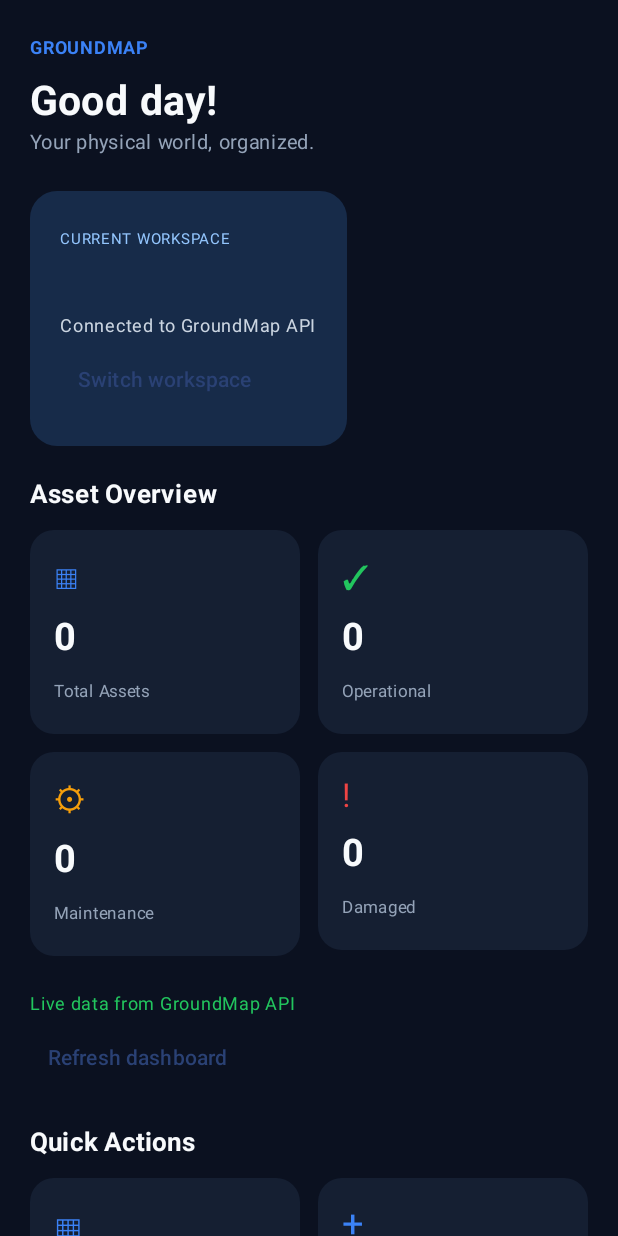
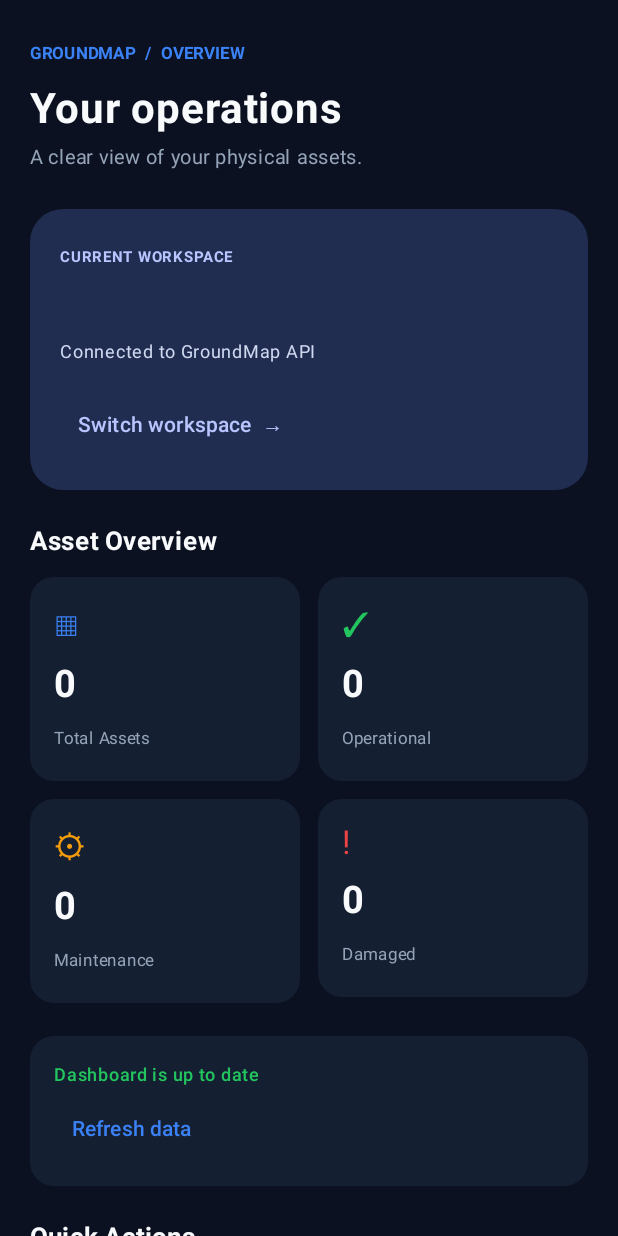
Before and after one commit to vetriventhanc/GroundMap, an Android app built with Jetpack Compose: the composable DashboardScreen called with empty values, on a phone screen of 412 x 824 dp. Run offline under Robolectric (Android 15) with nearby library versions, the phone set to English and light mode, and no system bars; network calls fail.

Commit message:
Redesign home dashboard

```diff
--- a/android/app/src/main/java/com/groundmap/android/MainActivity.kt
+++ b/android/app/src/main/java/com/groundmap/android/MainActivity.kt
@@ -945,45 +945,44 @@ fun DashboardScreen(
     onRefresh: () -> Unit,
     onNavigate: (Int) -> Unit
 ) {
-    val operational = assets.count {
-        it.status == "active"
-    }
-
-    val maintenance = assets.count {
-        it.status == "maintenance"
-    }
-
-    val damaged = assets.count {
-        it.condition == "damaged"
-    }
+    val operational = assets.count { it.status == "active" }
+    val maintenance = assets.count { it.status == "maintenance" }
+    val damaged = assets.count { it.condition == "damaged" }
 
     LazyColumn(
         modifier = modifier
             .fillMaxSize()
             .background(Background),
-        contentPadding = PaddingValues(20.dp),
-        verticalArrangement = Arrangement.spacedBy(20.dp)
+        contentPadding = PaddingValues(
+            start = 20.dp,
+            top = 24.dp,
+            end = 20.dp,
+            bottom = 24.dp
+        ),
+        verticalArrangement = Arrangement.spacedBy(22.dp)
     ) {
         item {
             Column {
                 Text(
-                    "GROUNDMAP",
+                    "GROUNDMAP  /  OVERVIEW",
                     color = Accent,
-                    fontSize = 12.sp,
+                    fontSize = 11.sp,
                     fontWeight = FontWeight.Bold
                 )
 
-                Spacer(Modifier.height(7.dp))
+                Spacer(Modifier.height(8.dp))
 
                 Text(
-                    "Good day!",
+                    "Your operations",
                     color = White,
-                    fontSize = 27.sp,
+                    fontSize = 28.sp,
                     fontWeight = FontWeight.Bold
                 )
 
+                Spacer(Modifier.height(4.dp))
+
                 Text(
-                    "Your physical world, organized.",
+                    "A clear view of your physical assets.",
                     color = Muted,
                     fontSize = 13.sp
                 )
@@ -992,16 +991,22 @@ fun DashboardScreen(
 
         item {
             Card(
+                modifier = Modifier.fillMaxWidth(),
+                shape = RoundedCornerShape(22.dp),
                 colors = CardDefaults.cardColors(
-                    containerColor = Color(0xFF172B49)
-                ),
-                shape = RoundedCornerShape(18.dp)
+                    containerColor = Color(0xFF202D50)
+                )
             ) {
-                Column(Modifier.padding(20.dp)) {
+                Column(
+                    modifier = Modifier
+                        .fillMaxWidth()
+                        .padding(20.dp)
+                ) {
                     Text(
                         "CURRENT WORKSPACE",
-                        color = Color(0xFF93C5FD),
-                        fontSize = 10.sp
+                        color = Color(0xFFB8C5FF),
+                        fontSize = 10.sp,
+                        fontWeight = FontWeight.Bold
                     )
 
                     Spacer(Modifier.height(10.dp))
@@ -1009,126 +1014,168 @@ fun DashboardScreen(
                     Text(
                         workspaceName,
                         color = White,
-                        fontSize = 20.sp,
+                        fontSize = 21.sp,
                         fontWeight = FontWeight.Bold
                     )
 
+                    Spacer(Modifier.height(5.dp))
+
                     Text(
                         "Connected to GroundMap API",
-                        color = Color(0xFFCBD5E1),
+                        color = Color(0xFFD0D8F0),
                         fontSize = 12.sp
                     )
+
+                    Spacer(Modifier.height(12.dp))
 
                     TextButton(
                         onClick = { onNavigate(4) }
                     ) {
-                        Text("Switch workspace")
+                        Text(
+                            "Switch workspace  →",
+                            color = Color(0xFFB8C5FF)
+                        )
                     }
                 }
             }
         }
 
         item {
+            Column {
                 SectionTitle("Asset Overview")
 
                 Spacer(Modifier.height(12.dp))
 
-            Row(horizontalArrangement = Arrangement.spacedBy(12.dp)) {
+                Row(
+                    modifier = Modifier.fillMaxWidth(),
+                    horizontalArrangement = Arrangement.spacedBy(12.dp)
+                ) {
                     StatCard(
-                    "Total Assets",
-                    assets.size.toString(),
-                    "▦",
-                    Accent,
-                    Modifier.weight(1f)
+                        title = "Total Assets",
+                        value = assets.size.toString(),
+                        symbol = "▦",
+                        color = Accent,
+                        modifier = Modifier.weight(1f)
                     )
 
                     StatCard(
-                    "Operational",
-                    operational.toString(),
-                    "✓",
-                    Green,
-                    Modifier.weight(1f)
+                        title = "Operational",
+                        value = operational.toString(),
+                        symbol = "✓",
+                        color = Green,
+                        modifier = Modifier.weight(1f)
                     )
                 }
 
                 Spacer(Modifier.height(12.dp))
 
-            Row(horizontalArrangement = Arrangement.spacedBy(12.dp)) {
+                Row(
+                    modifier = Modifier.fillMaxWidth(),
+                    horizontalArrangement = Arrangement.spacedBy(12.dp)
+                ) {
                     StatCard(
-                    "Maintenance",
-                    maintenance.toString(),
-                    "⚙",
-                    Orange,
-                    Modifier.weight(1f)
+                        title = "Maintenance",
+                        value = maintenance.toString(),
+                        symbol = "⚙",
+                        color = Orange,
+                        modifier = Modifier.weight(1f)
                     )
 
                     StatCard(
-                    "Damaged",
-                    damaged.toString(),
-                    "!",
-                    Red,
-                    Modifier.weight(1f)
+                        title = "Damaged",
+                        value = damaged.toString(),
+                        symbol = "!",
+                        color = Red,
+                        modifier = Modifier.weight(1f)
                     )
+                }
             }
         }
 
         item {
+            Card(
+                modifier = Modifier.fillMaxWidth(),
+                shape = RoundedCornerShape(16.dp),
+                colors = CardDefaults.cardColors(
+                    containerColor = CardColor
+                )
+            ) {
+                Column(
+                    modifier = Modifier
+                        .fillMaxWidth()
+                        .padding(horizontal = 16.dp, vertical = 14.dp)
+                ) {
+                    Text(
                         when {
-                loading -> Text(
-                    "Synchronizing...",
-                    color = Muted
+                            loading -> "Synchronizing with GroundMap..."
+                            error != null -> "Dashboard connection issue"
+                            else -> "Dashboard is up to date"
+                        },
+                        color = when {
+                            loading -> Muted
+                            error != null -> Red
+                            else -> Green
+                        },
+                        fontSize = 12.sp,
+                        fontWeight = FontWeight.SemiBold
                     )
 
-                error != null -> Text(
+                    if (error != null) {
+                        Spacer(Modifier.height(6.dp))
+                        Text(
                             "API error: $error",
                             color = Red,
-                    fontSize = 12.sp
-                )
-
-                else -> Text(
-                    "Live data from GroundMap API",
-                    color = Green,
                             fontSize = 12.sp
                         )
                     }
 
                     TextButton(onClick = onRefresh) {
-                Text("Refresh dashboard")
+                        Text("Refresh data", color = Accent)
+                    }
+                }
             }
         }
 
         item {
+            Column {
                 SectionTitle("Quick Actions")
 
                 Spacer(Modifier.height(12.dp))
 
-            Row(horizontalArrangement = Arrangement.spacedBy(12.dp)) {
+                Row(
+                    modifier = Modifier.fillMaxWidth(),
+                    horizontalArrangement = Arrangement.spacedBy(12.dp)
+                ) {
                     ActionCard(
-                    "View Assets",
-                    "Browse equipment",
-                    "▦",
-                    Modifier.weight(1f)
+                        title = "View Assets",
+                        description = "Browse equipment",
+                        symbol = "▦",
+                        modifier = Modifier.weight(1f)
                     ) {
                         onNavigate(1)
                     }
 
                     ActionCard(
-                    "Register Asset",
-                    "Add new equipment",
-                    "+",
-                    Modifier.weight(1f)
+                        title = "Register Asset",
+                        description = "Add equipment",
+                        symbol = "+",
+                        modifier = Modifier.weight(1f)
                     ) {
                         onNavigate(5)
                     }
                 }
             }
+        }
 
         item {
+            Column {
                 SectionTitle("Recent Activity")
 
                 Spacer(Modifier.height(12.dp))
 
                 Card(
+                    modifier = Modifier.fillMaxWidth(),
+                    shape = RoundedCornerShape(16.dp),
                     colors = CardDefaults.cardColors(
                         containerColor = CardColor
                     )
@@ -1136,8 +1183,10 @@ fun DashboardScreen(
                     Text(
                         "Activity history will appear here.",
                         color = Muted,
+                        fontSize = 13.sp,
                         modifier = Modifier.padding(18.dp)
                     )
+                }
             }
         }
     }
```
Lines whose indentation alone changed are shown as unchanged.
